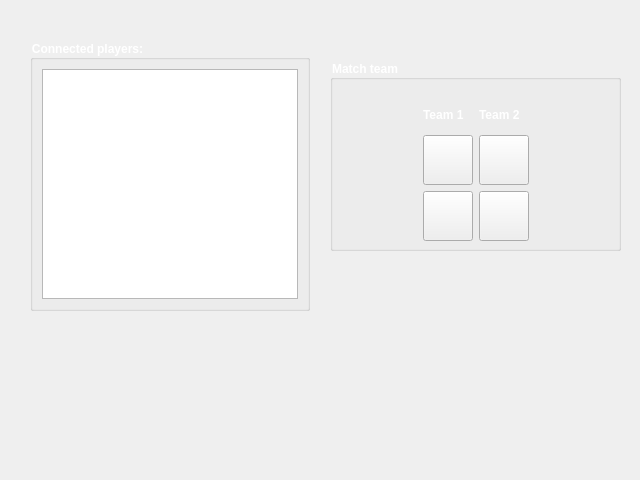
This is RubberContractBridge/gui/serverlobby.ui in CFWagner/EPE321-RubberContractBridge as Qt 5 draws it before an edit. The edited form follows.
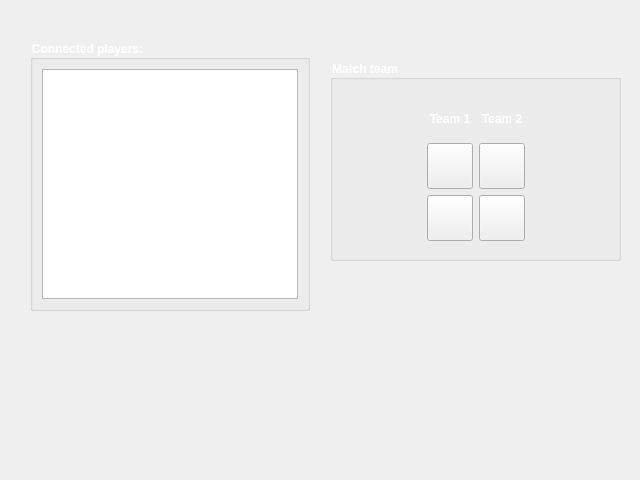
This is the edited form.

What changed in the file:
```diff
--- a/RubberContractBridge/gui/serverlobby.ui
+++ b/RubberContractBridge/gui/serverlobby.ui
@@ -46,7 +46,7 @@
      <x>330</x>
      <y>60</y>
      <width>291</width>
-     <height>191</height>
+     <height>201</height>
     </rect>
    </property>
    <property name="styleSheet">
@@ -80,19 +80,25 @@
         <widget class="QPushButton" name="east_button">
          <property name="minimumSize">
           <size>
-           <width>50</width>
-           <height>50</height>
+           <width>46</width>
+           <height>46</height>
           </size>
          </property>
          <property name="maximumSize">
           <size>
-           <width>50</width>
-           <height>50</height>
+           <width>46</width>
+           <height>46</height>
           </size>
          </property>
          <property name="text">
           <string/>
          </property>
+         <property name="iconSize">
+          <size>
+           <width>50</width>
+           <height>50</height>
+          </size>
+         </property>
         </widget>
        </item>
        <item row="1" column="0">
@@ -125,19 +131,25 @@
         <widget class="QPushButton" name="west_button">
          <property name="minimumSize">
           <size>
-           <width>50</width>
-           <height>50</height>
+           <width>46</width>
+           <height>46</height>
           </size>
          </property>
          <property name="maximumSize">
           <size>
-           <width>50</width>
-           <height>50</height>
+           <width>46</width>
+           <height>46</height>
           </size>
          </property>
          <property name="text">
           <string/>
          </property>
+         <property name="iconSize">
+          <size>
+           <width>50</width>
+           <height>50</height>
+          </size>
+         </property>
         </widget>
        </item>
        <item row="2" column="3">
@@ -151,38 +163,25 @@
         <widget class="QPushButton" name="north_button">
          <property name="minimumSize">
           <size>
-           <width>50</width>
-           <height>50</height>
+           <width>46</width>
+           <height>46</height>
           </size>
          </property>
          <property name="maximumSize">
           <size>
-           <width>50</width>
-           <height>50</height>
+           <width>46</width>
+           <height>46</height>
           </size>
          </property>
          <property name="text">
           <string/>
          </property>
-        </widget>
-       </item>
-       <item row="2" column="1">
-        <widget class="QPushButton" name="south_button">
-         <property name="minimumSize">
+         <property name="iconSize">
           <size>
            <width>50</width>
            <height>50</height>
           </size>
          </property>
-         <property name="maximumSize">
-          <size>
-           <width>50</width>
-           <height>50</height>
-          </size>
-         </property>
-         <property name="text">
-          <string/>
-         </property>
         </widget>
        </item>
        <item row="0" column="1">
@@ -190,12 +189,43 @@
          <property name="text">
           <string>Team 1</string>
          </property>
+         <property name="alignment">
+          <set>Qt::AlignCenter</set>
+         </property>
         </widget>
        </item>
        <item row="0" column="2">
         <widget class="QLabel" name="label_2">
          <property name="text">
           <string>Team 2</string>
+         </property>
+         <property name="alignment">
+          <set>Qt::AlignCenter</set>
+         </property>
+        </widget>
+       </item>
+       <item row="2" column="1">
+        <widget class="QPushButton" name="south_b">
+         <property name="minimumSize">
+          <size>
+           <width>46</width>
+           <height>46</height>
+          </size>
+         </property>
+         <property name="maximumSize">
+          <size>
+           <width>46</width>
+           <height>46</height>
+          </size>
+         </property>
+         <property name="text">
+          <string/>
+         </property>
+         <property name="iconSize">
+          <size>
+           <width>50</width>
+           <height>50</height>
+          </size>
          </property>
         </widget>
        </item>
```
Left out of the diff: 6 changed lines with no effect on the pictures.
